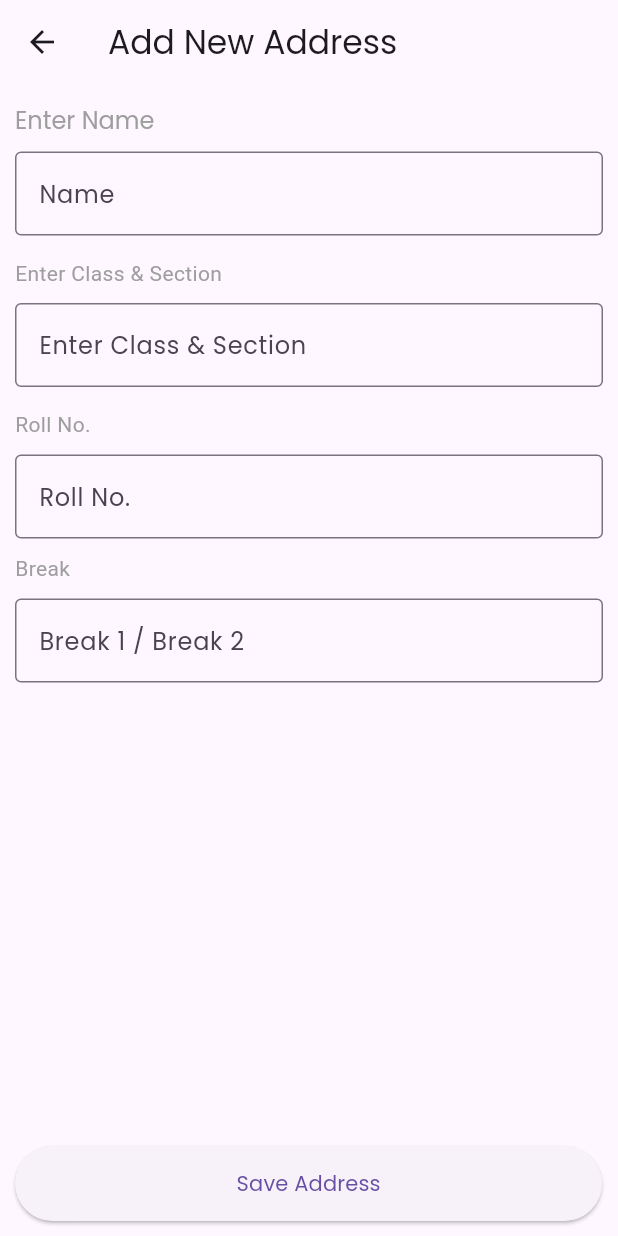
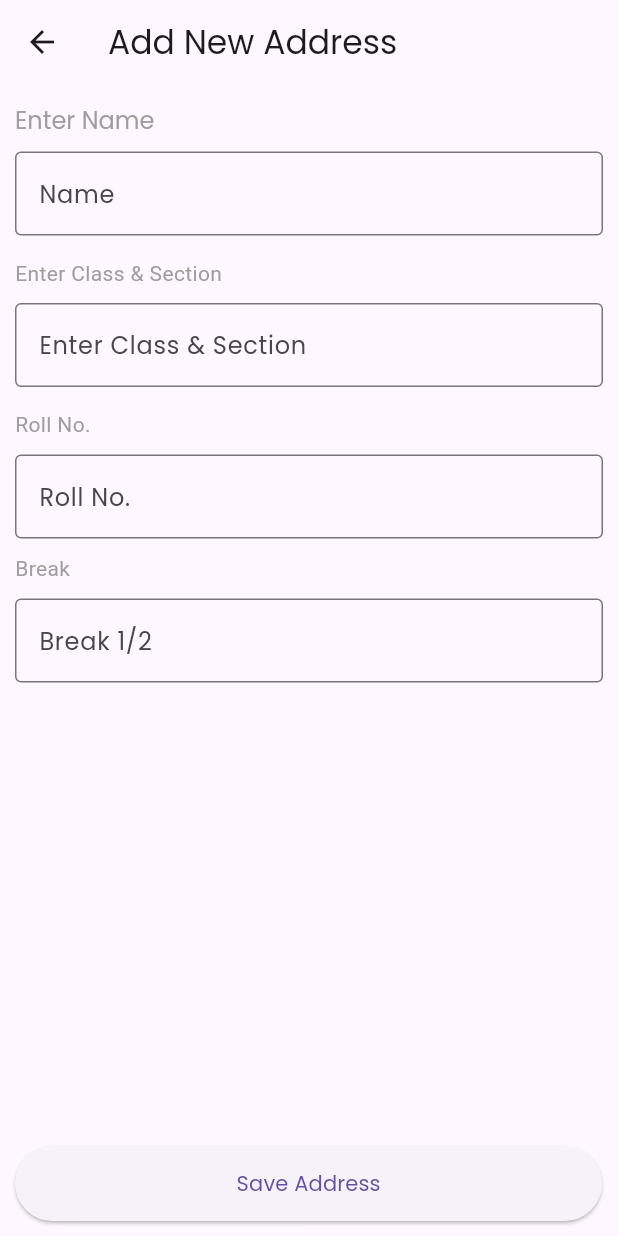
Before and after one commit to Kamleshnitw/flyseasApp, a Flutter app: the AddNewAddressScreen screen opened directly, on a phone screen of 412 x 824 dp. Run offline on Flutter 3.47's test engine with Material 3 defaults, Android fonts, the phone set to English and light mode, and no system bars; our stand-ins replace carousel_slider, connectivity, dio, file_picker, firebase_messaging, flutter_svg and 7 more; missing offline and left inert: mobile_number; accounts and stored records are empty; project files that could hold a hidden picture were left out.

Commit message:
Text Changed

```diff
--- a/lib/view/screens/address/add_new_address_screen.dart
+++ b/lib/view/screens/address/add_new_address_screen.dart
@@ -165,7 +165,7 @@ class _AddNewAddressScreenState extends State<AddNewAddressScreen> {
                    textInputAction: TextInputAction.next,
                    focusNode: _countryNode,
                    decoration: const InputDecoration(
-                       hintText: "Break 1 / Break 2",
+                       hintText: "Break 1/2",
                        border: OutlineInputBorder()
                    ),
                    controller: locationProvider.stateController,
```
